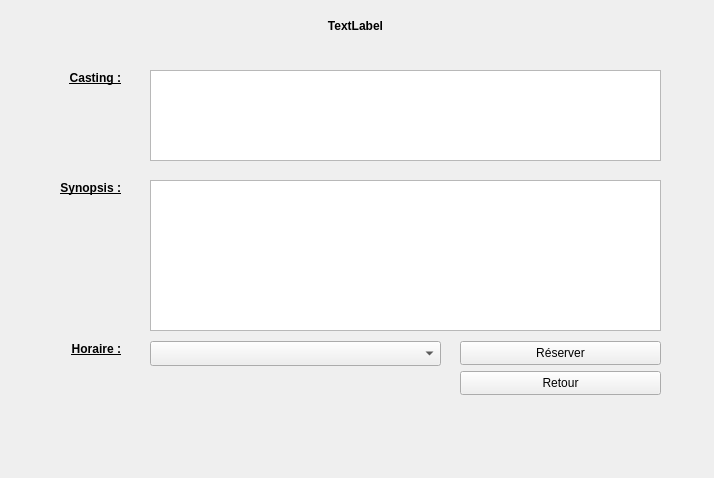
Qt form ui/detailWidget.ui (KaneRoot/ihmsem6a) before a commit.
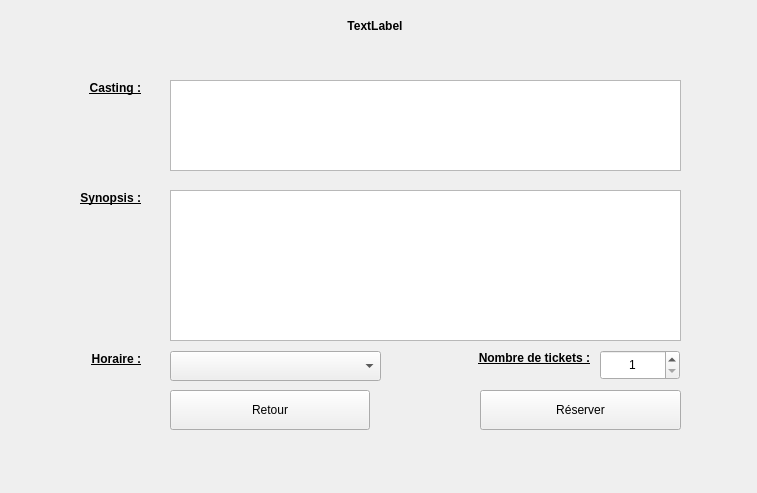
The same form after that commit.

```diff
--- a/ui/detailWidget.ui
+++ b/ui/detailWidget.ui
@@ -6,8 +6,8 @@
    <rect>
     <x>0</x>
     <y>0</y>
-    <width>714</width>
-    <height>478</height>
+    <width>757</width>
+    <height>493</height>
    </rect>
   </property>
   <property name="windowTitle">
@@ -16,10 +16,10 @@
   <widget class="QPushButton" name="btn_back">
    <property name="geometry">
     <rect>
-     <x>460</x>
-     <y>371</y>
-     <width>201</width>
-     <height>24</height>
+     <x>170</x>
+     <y>390</y>
+     <width>200</width>
+     <height>40</height>
     </rect>
    </property>
    <property name="text">
@@ -29,9 +29,9 @@
   <widget class="QLabel" name="labelTitle">
    <property name="geometry">
     <rect>
-     <x>20</x>
+     <x>0</x>
      <y>10</y>
-     <width>671</width>
+     <width>750</width>
      <height>31</height>
     </rect>
    </property>
@@ -60,8 +60,8 @@
   <widget class="QLabel" name="lblSynopsis">
    <property name="geometry">
     <rect>
-     <x>30</x>
-     <y>180</y>
+     <x>50</x>
+     <y>190</y>
      <width>91</width>
      <height>16</height>
     </rect>
@@ -83,18 +83,18 @@
   <widget class="QComboBox" name="cbBxHoraire">
    <property name="geometry">
     <rect>
-     <x>150</x>
-     <y>341</y>
-     <width>291</width>
-     <height>25</height>
+     <x>170</x>
+     <y>351</y>
+     <width>211</width>
+     <height>30</height>
     </rect>
    </property>
   </widget>
   <widget class="QLabel" name="lblHoraire">
    <property name="geometry">
     <rect>
-     <x>40</x>
-     <y>341</y>
+     <x>60</x>
+     <y>351</y>
      <width>81</width>
      <height>16</height>
     </rect>
@@ -116,10 +116,10 @@
   <widget class="QPushButton" name="btnReserver">
    <property name="geometry">
     <rect>
-     <x>460</x>
-     <y>341</y>
+     <x>480</x>
+     <y>390</y>
      <width>201</width>
-     <height>24</height>
+     <height>40</height>
     </rect>
    </property>
    <property name="text">
@@ -129,8 +129,8 @@
   <widget class="QLabel" name="labelCasting">
    <property name="geometry">
     <rect>
-     <x>30</x>
-     <y>70</y>
+     <x>50</x>
+     <y>80</y>
      <width>91</width>
      <height>16</height>
     </rect>
@@ -152,8 +152,8 @@
   <widget class="QTextEdit" name="textEdit">
    <property name="geometry">
     <rect>
-     <x>150</x>
-     <y>70</y>
+     <x>170</x>
+     <y>80</y>
      <width>511</width>
      <height>91</height>
     </rect>
@@ -171,8 +171,8 @@
   <widget class="QTextEdit" name="textSynopsis">
    <property name="geometry">
     <rect>
-     <x>150</x>
-     <y>180</y>
+     <x>170</x>
+     <y>190</y>
      <width>511</width>
      <height>151</height>
     </rect>
@@ -191,6 +191,45 @@
 &lt;p style=&quot;-qt-paragraph-type:empty; margin-top:0px; margin-bottom:0px; margin-left:0px; margin-right:0px; -qt-block-indent:0; text-indent:0px;&quot;&gt;&lt;/p&gt;&lt;/body&gt;&lt;/html&gt;</string>
    </property>
   </widget>
+  <widget class="QLabel" name="nbrlabel">
+   <property name="geometry">
+    <rect>
+     <x>450</x>
+     <y>350</y>
+     <width>140</width>
+     <height>16</height>
+    </rect>
+   </property>
+   <property name="font">
+    <font>
+     <weight>75</weight>
+     <bold>true</bold>
+     <underline>true</underline>
+    </font>
+   </property>
+   <property name="text">
+    <string>Nombre de tickets :</string>
+   </property>
+   <property name="alignment">
+    <set>Qt::AlignRight|Qt::AlignTrailing|Qt::AlignVCenter</set>
+   </property>
+  </widget>
+  <widget class="QSpinBox" name="spinBox">
+   <property name="geometry">
+    <rect>
+     <x>600</x>
+     <y>350</y>
+     <width>80</width>
+     <height>30</height>
+    </rect>
+   </property>
+   <property name="alignment">
+    <set>Qt::AlignCenter</set>
+   </property>
+   <property name="minimum">
+    <number>1</number>
+   </property>
+  </widget>
  </widget>
  <resources/>
  <connections/>
```
Left out of the diff: 2 changed lines with no effect on the pictures.
